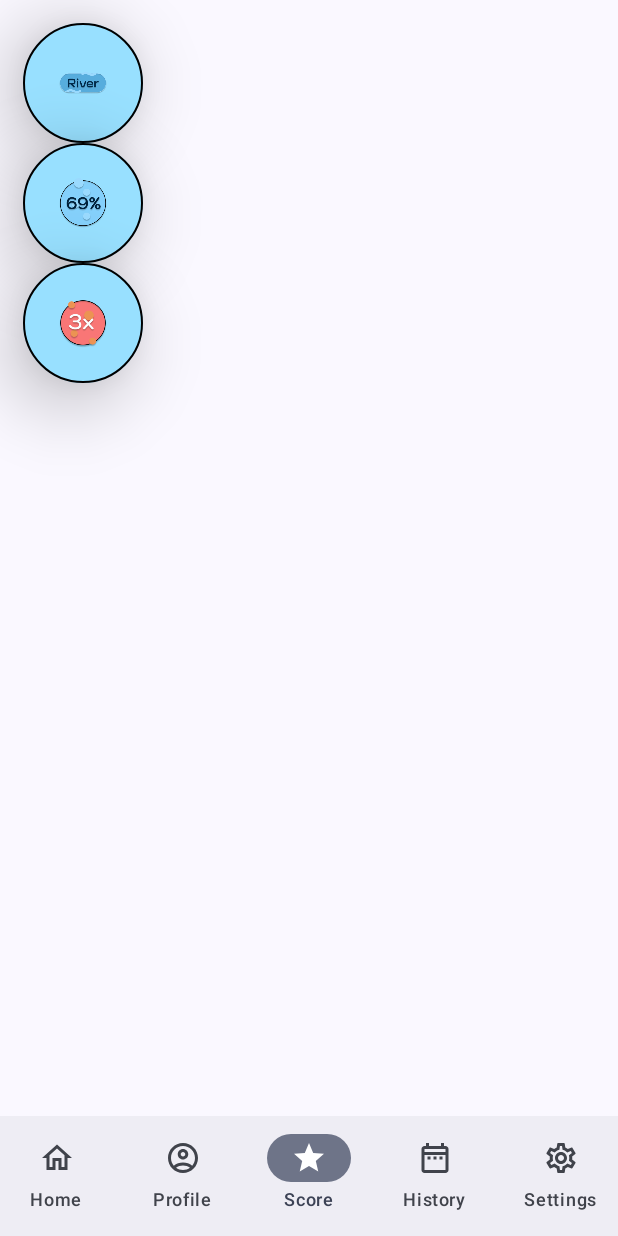
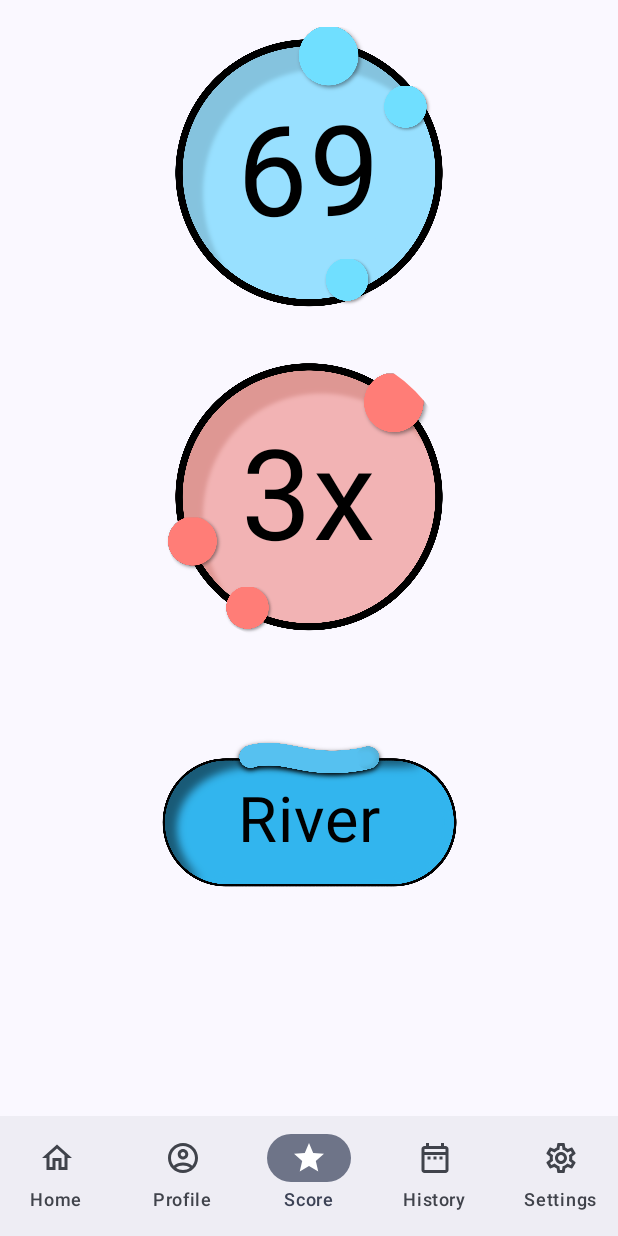
Before and after one commit to straumandi/Hydrinker, an Android app built with Jetpack Compose: the ScoreScreen screen opened through its navigation route, on a phone screen of 412 x 824 dp. Run offline under Robolectric (Android 15) with nearby library versions, the phone set to English and light mode, and no system bars; our stand-ins replace Room's generated code.

Commit message:
added new ScoreScreen Icons

```diff
--- a/app/src/main/java/com/example/hydrinker/screens/ScoreScreen.kt
+++ b/app/src/main/java/com/example/hydrinker/screens/ScoreScreen.kt
@@ -43,6 +43,8 @@ import androidx.compose.material3.*
 import androidx.compose.ui.Alignment
 import androidx.compose.ui.draw.clip
 import androidx.compose.ui.tooling.preview.Devices
+import androidx.compose.ui.unit.sp
+import androidx.navigation.NavGraph.Companion.findStartDestination
 import androidx.navigation.compose.rememberNavController
 import com.example.hydrinker.Screens
 import com.example.hydrinker.ui.theme.HydrinkerTheme
@@ -54,70 +56,104 @@ fun ScoreScreen(navController: NavController) {
             .padding(horizontal = 15.dp, vertical = 15.dp)
     ) {
         // Profile button at the top left
-        Button(
-            modifier = Modifier.size(80.dp,80.dp),
-            border = BorderStroke(1.dp, color = Color(0xFF000000)),
-            elevation = ButtonDefaults.buttonElevation(
-                defaultElevation = 30.dp
-            ),
-            colors = ButtonDefaults.buttonColors(
-                containerColor = Color(0xFF98E0FF),
-                contentColor = Color(0xFF000000),
-            ),
-            shape = CircleShape,
-            onClick = {}
+
+        // Score
+        IconButton(
+            modifier = Modifier
+                .size(200.dp)
+                .align(Alignment.CenterHorizontally),
+            onClick = {
+                navController.navigate("score_route") {
+                    popUpTo(navController.graph.findStartDestination().id) {
+                        saveState = true
+                    }
+                    launchSingleTop = true
+                }
+            }
+        ) {
+            Image(
+                painter = painterResource(id = R.drawable.btn_score),
+                contentDescription = "Big Blue Button",
+                modifier = Modifier
+                    .size(200.dp)
+            )
+            Column {
+                Text(
+                    text = "69",
+                    modifier = Modifier.align(Alignment.End),
+                    color = Color.Black,
+                    fontSize = 84.sp,
+                )
+            }
+        }
+
+        // Add a Spacer for vertical separation
+        Spacer(modifier = Modifier.height(16.dp))
+
+        // Streak
+        IconButton(
+            modifier = Modifier
+                .size(200.dp)
+                .align(Alignment.CenterHorizontally),
+            onClick = {
+                navController.navigate("score_route") {
+                    popUpTo(navController.graph.findStartDestination().id) {
+                        saveState = true
+                    }
+                    launchSingleTop = true
+                }
+            }
+        ) {
+            Image(
+                painter = painterResource(id = R.drawable.btn_streak),
+                contentDescription = "Big Blue Button",
+                modifier = Modifier
+                    .size(200.dp)
+            )
+            Column {
+                Text(
+                    text = "3x",
+                    modifier = Modifier.align(Alignment.End),
+                    color = Color.Black,
+                    fontSize = 84.sp,
+                )
+            }
+        }
+
+        // Add another Spacer for vertical separation
+        Spacer(modifier = Modifier.height(16.dp))
+
+        // Tier
+        IconButton(
+            modifier = Modifier
+                .size(200.dp)
+                .align(Alignment.CenterHorizontally),
+            onClick = {
+                navController.navigate("score_route") {
+                    popUpTo(navController.graph.findStartDestination().id) {
+                        saveState = true
+                    }
+                    launchSingleTop = true
+                }
+            }
         ) {
             Image(
                 painter = painterResource(id = R.drawable.btn_tier),
-                contentDescription = "Testing",
-                modifier = Modifier.fillMaxWidth()
+                contentDescription = "Big Blue Button",
+                modifier = Modifier
+                    .size(200.dp)
             )
+            Column {
+                Text(
+                    text = "River",
+                    modifier = Modifier.align(Alignment.Start),
+                    color = Color.Black,
+                    fontSize = 42.sp,
+                )
+            }
         }
+    }
 
-
-        Button(
-            modifier = Modifier.size(80.dp,80.dp),
-            border = BorderStroke(1.dp, color = Color(0xFF000000)),
-            elevation = ButtonDefaults.buttonElevation(
-                defaultElevation = 30.dp
-            ),
-            colors = ButtonDefaults.buttonColors(
-                containerColor = Color(0xFF98E0FF),
-                contentColor = Color(0xFF000000),
-            ),
-            shape = CircleShape,
-            onClick = {}
-        ) {
-            Image(
-                painter = painterResource(id = R.drawable.btn_score),
-                contentDescription = "Testing",
-                modifier = Modifier.fillMaxWidth()
-            )
-
-        }
-
-        Button(
-            modifier = Modifier.size(80.dp,80.dp),
-            border = BorderStroke(1.dp, color = Color(0xFF000000)),
-            elevation = ButtonDefaults.buttonElevation(
-                defaultElevation = 30.dp
-            ),
-            colors = ButtonDefaults.buttonColors(
-                containerColor = Color(0xFF98E0FF),
-                contentColor = Color(0xFF000000),
-            ),
-            shape = CircleShape,
-            onClick = {}
-        ) {
-            Image(
-                painter = painterResource(id = R.drawable.btn_streak),
-                contentDescription = "Testing",
-                modifier = Modifier.fillMaxWidth()
-            )
-
-        }
-
-    }
 
 }
 
```
Also changed, not shown: app/src/main/res/drawable/btn_score.PNG (added), app/src/main/res/drawable/btn_score.png (deleted), app/src/main/res/drawable/btn_streak.PNG (added), app/src/main/res/drawable/btn_streak.png (deleted), app/src/main/res/drawable/btn_tier.PNG (added), app/src/main/res/drawable/btn_tier.png (deleted).
